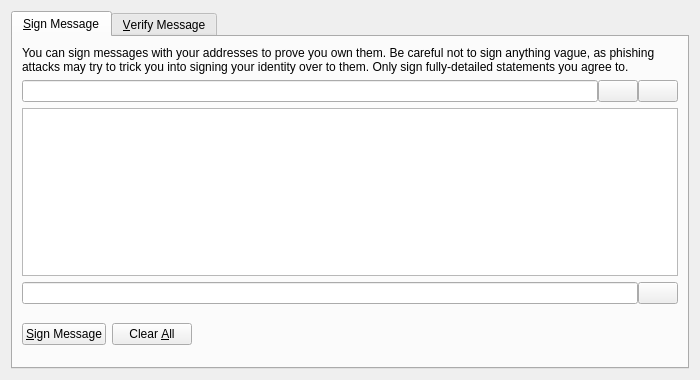
Old version of the form src/qt/forms/signverifymessagedialog.ui in the repository diamint-DIAM/diamint.
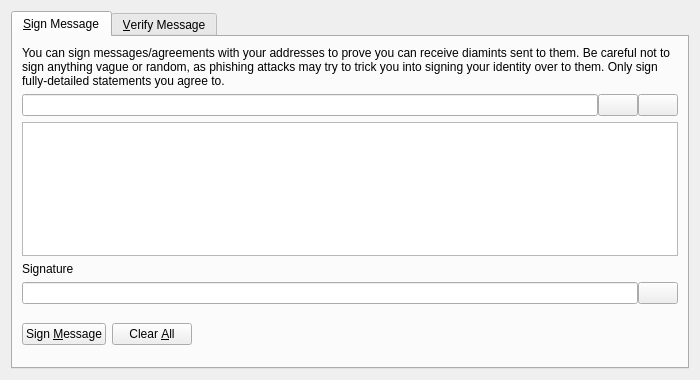
New version of the form. The open tabs and pages were chosen to show the change. Icons and pictures are not drawn. Custom widgets are drawn as their Qt base class.

Patch:
```diff
--- a/src/qt/forms/signverifymessagedialog.ui
+++ b/src/qt/forms/signverifymessagedialog.ui
@@ -30,7 +30,7 @@
        <item>
         <widget class="QLabel" name="infoLabel_SM">
          <property name="text">
-          <string>You can sign messages with your addresses to prove you own them. Be careful not to sign anything vague, as phishing attacks may try to trick you into signing your identity over to them. Only sign fully-detailed statements you agree to.</string>
+          <string>You can sign messages/agreements with your addresses to prove you can receive diamints sent to them. Be careful not to sign anything vague or random, as phishing attacks may try to trick you into signing your identity over to them. Only sign fully-detailed statements you agree to.</string>
          </property>
          <property name="textFormat">
           <enum>Qt::PlainText</enum>
@@ -104,6 +104,16 @@
          </property>
         </widget>
        </item>
+       <item>
+        <widget class="QLabel" name="signatureLabel_SM">
+         <property name="text">
+          <string>Signature</string>
+         </property>
+         <property name="textFormat">
+          <enum>Qt::PlainText</enum>
+         </property>
+        </widget>
+       </item>
        <item>
         <layout class="QHBoxLayout" name="horizontalLayout_2_SM">
          <property name="spacing">
@@ -148,7 +158,7 @@
             <string>Sign the message to prove you own this Diamint address</string>
            </property>
            <property name="text">
-            <string>&amp;Sign Message</string>
+            <string>Sign &amp;Message</string>
            </property>
            <property name="icon">
             <iconset resource="../bitcoin.qrc">
```
Left out of the diff: 20 changed lines with no effect on the pictures.
